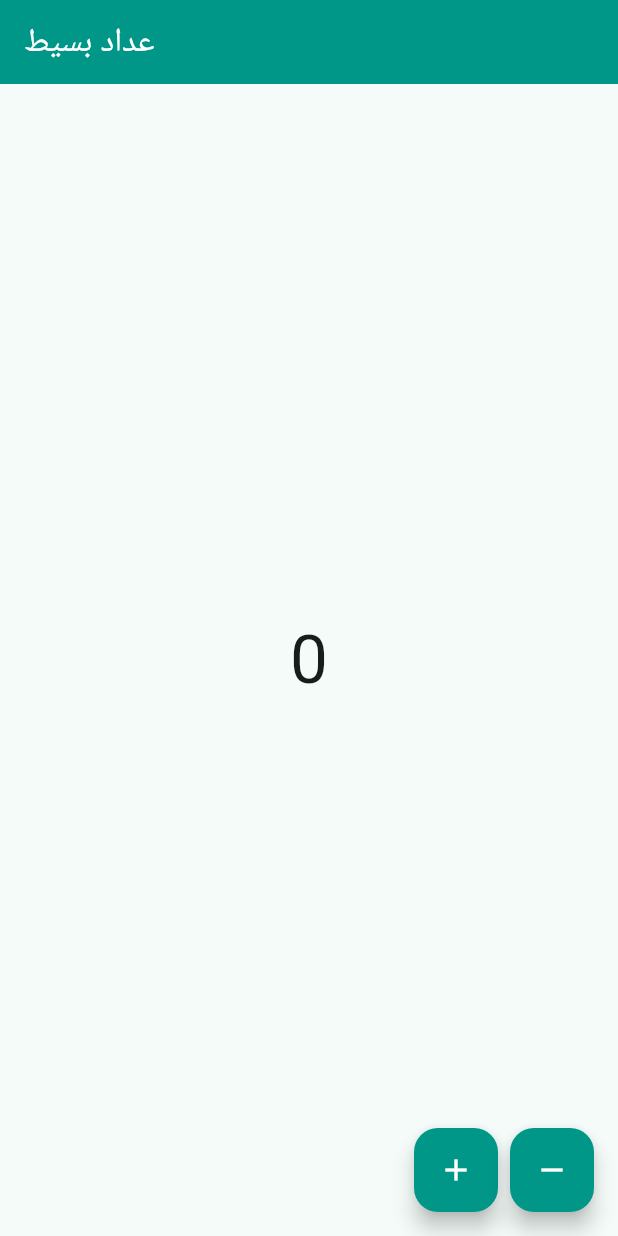
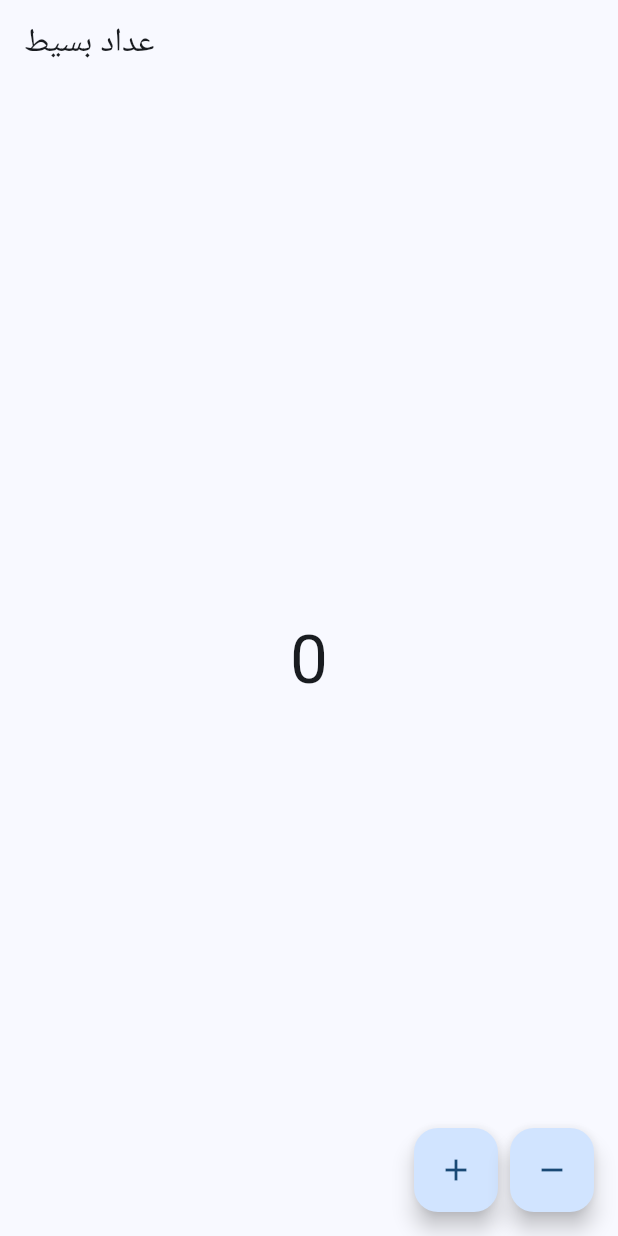
Before and after one commit to alkawashomsss-dev/emergenx-flutter-template, a Flutter app: the screen it shows after launch, on a phone screen of 412 x 824 dp. Run offline on Flutter 3.47's test engine with Material 3 defaults, Android fonts, the phone set to English and light mode, and no system bars.

Commit message:
🚀 حاسبة بسيطة: Update lib/theme/app_theme.dart

```diff
--- a/lib/theme/app_theme.dart
+++ b/lib/theme/app_theme.dart
@@ -2,15 +2,11 @@ import 'package:flutter/material.dart';
 
 class AppTheme {
   static final ThemeData lightTheme = ThemeData(
+    colorScheme: ColorScheme.fromSeed(seedColor: Colors.blue),
     useMaterial3: true,
-    colorScheme: ColorScheme.fromSeed(seedColor: Colors.teal),
-    appBarTheme: const AppBarTheme(
-      backgroundColor: Colors.teal,
-      foregroundColor: Colors.white,
-    ),
-    floatingActionButtonTheme: const FloatingActionButtonThemeData(
-      backgroundColor: Colors.teal,
-      foregroundColor: Colors.white,
+    textTheme: const TextTheme(
+      headlineLarge: TextStyle(fontSize: 32, fontWeight: FontWeight.bold),
+      bodyMedium: TextStyle(fontSize: 18),
     ),
   );
 }
```
